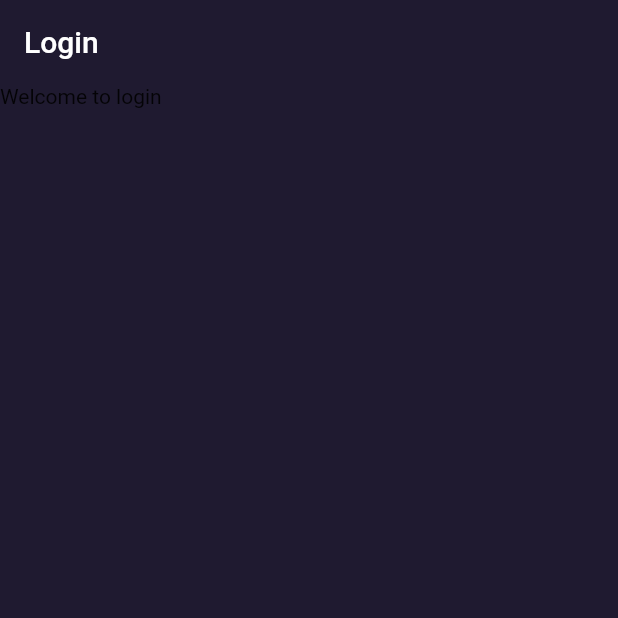
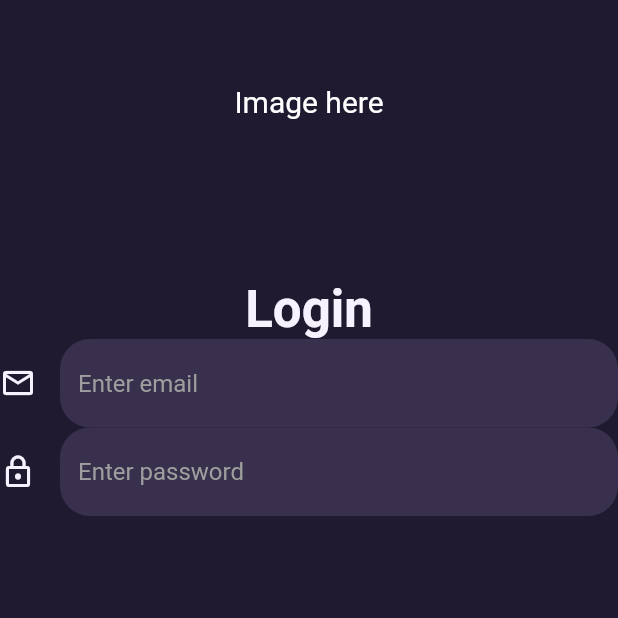
Before and after one commit to NK-William/Lebsel-Promoters, a Flutter app: the screen it shows after launch, on a phone screen of 412 x 824 dp, the top half of it. Run offline on Flutter 3.47's test engine with Material 2 defaults, Android fonts, the phone set to English and light mode, and no system bars.

Commit message:
added unlined text fields and a login text for login page

```diff
--- a/lib/constants/colors.dart
+++ b/lib/constants/colors.dart
@@ -1,7 +1,7 @@
 import 'package:flutter/material.dart';
 
 class Palette {
-  static const MaterialColor primaryColor = MaterialColor(
+  static const MaterialColor kPrimarySwatchColor = MaterialColor(
     _primaryValue,
     <int, Color>{
       50: Color(0xFFb500f2),
@@ -17,4 +17,7 @@ class Palette {
     },
   );
   static const int _primaryValue = 0xFF1f1a30;
+  static const Color kTextFieldFillColor = Color(0xFF39304D);
+  static const Color kaccentColor = Color(0xFF0DF6E3);
+  static const Color kwhiteTextColor = Color(0xFFF6F2FF);
 }
--- a/lib/main.dart
+++ b/lib/main.dart
@@ -23,8 +23,8 @@ class MyApp extends StatelessWidget {
     return MaterialApp(
       title: 'Lebsel Promoters',
       theme: ThemeData(
-          primarySwatch: Palette.primaryColor,
-          primaryColorDark: Palette.primaryColor),
+          primarySwatch: Palette.kPrimarySwatchColor,
+          primaryColorDark: Palette.kPrimarySwatchColor),
       home: chooseStartupPage(),
     );
   }
--- a/lib/screens/login_screen.dart
+++ b/lib/screens/login_screen.dart
@@ -1,3 +1,4 @@
+import 'package:flutter/cupertino.dart';
 import 'package:flutter/material.dart';
 import '../constants/colors.dart';
 
@@ -7,17 +8,67 @@ class LoginPage extends StatelessWidget {
   @override
   Widget build(BuildContext context) {
     return Scaffold(
-      backgroundColor: Palette.primaryColor,
-      appBar: AppBar(
-        elevation: 0.0,
-        title: Text("Login"),
-        backgroundColor: Palette.primaryColor,
-      ),
-      body: SafeArea(
-        child: Text(
-          'Welcome to login',
+        backgroundColor: Palette.kPrimarySwatchColor,
+        appBar: AppBar(
+          elevation: 0.0,
         ),
-      ),
-    );
+        body: Column(
+          children: [
+            SizedBox(
+              height: 130,
+              child: Text(
+                "Image here",
+                style: TextStyle(
+                  color: Colors.white,
+                  fontSize: 20.0,
+                ),
+              ),
+            ),
+            Text(
+              "Login",
+              style: TextStyle(
+                color: Palette.kwhiteTextColor,
+                fontSize: 34.0,
+                fontWeight: FontWeight.bold,
+              ),
+            ),
+            TextField(
+              style: TextStyle(color: Palette.kwhiteTextColor),
+              decoration: InputDecoration(
+                filled: true,
+                fillColor: Palette.kTextFieldFillColor,
+                icon: Icon(
+                  Icons.email_outlined,
+                  color: Palette.kwhiteTextColor,
+                ),
+                hintText: 'Enter email',
+                hintStyle: TextStyle(
+                  color: Colors.grey,
+                ),
+                border: OutlineInputBorder(
+                    borderRadius: BorderRadius.all(Radius.circular(20.0)),
+                    borderSide: BorderSide.none),
+              ),
+            ),
+            TextField(
+              style: TextStyle(color: Palette.kwhiteTextColor),
+              decoration: InputDecoration(
+                filled: true,
+                fillColor: Palette.kTextFieldFillColor,
+                icon: Icon(
+                  Icons.lock_outline,
+                  color: Palette.kwhiteTextColor,
+                ),
+                hintText: 'Enter password',
+                hintStyle: TextStyle(
+                  color: Colors.grey,
+                ),
+                border: OutlineInputBorder(
+                    borderRadius: BorderRadius.all(Radius.circular(20.0)),
+                    borderSide: BorderSide.none),
+              ),
+            )
+          ],
+        ));
   }
 }
```
Also changed, not shown: lib/constants/styles.dart (added, +18 -0 lines).
